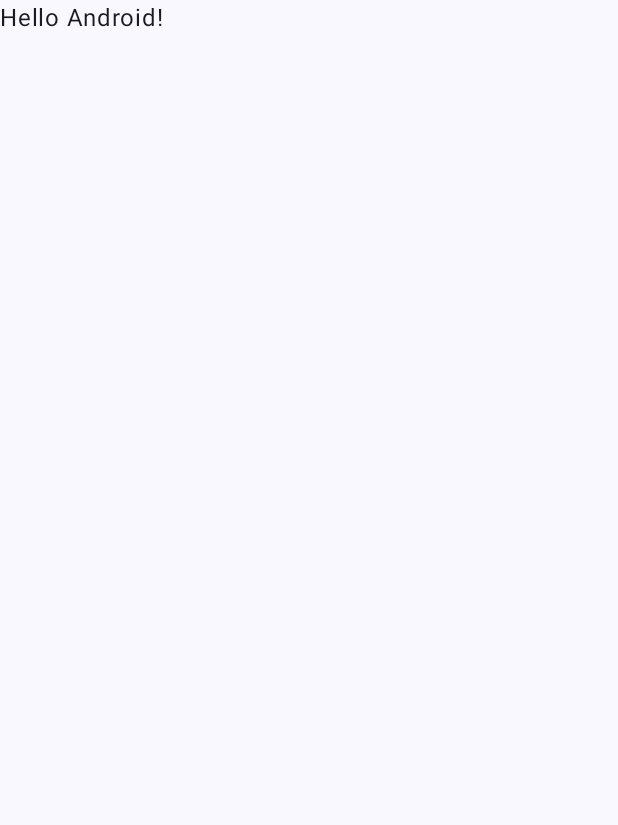
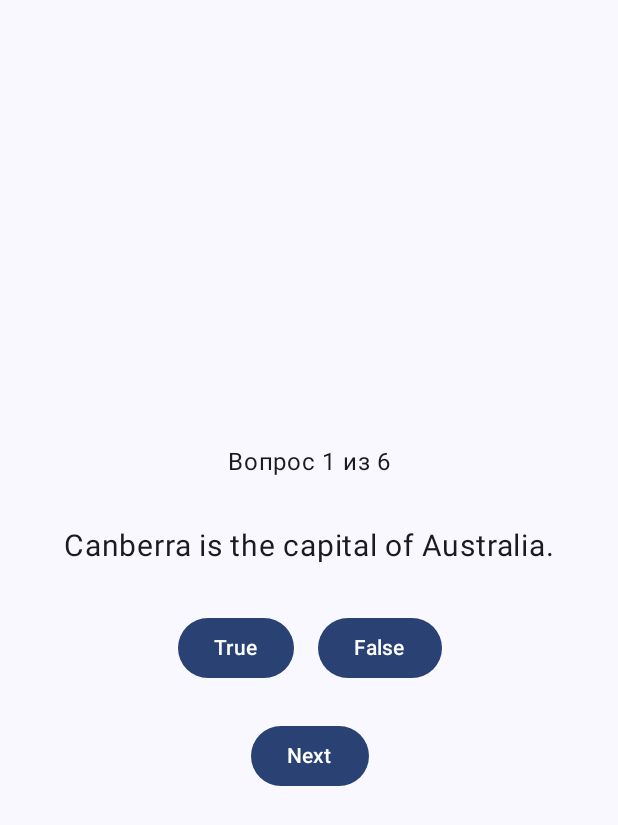
Before and after one commit to rikrolig/GeoQuiz, an Android app built with Jetpack Compose: the screen it shows after launch (MainActivity), on a phone screen of 412 x 824 dp. Before the commit the part shown is almost empty. Shown: the top 825 px of the screen. Run offline under Robolectric (Android 15) with nearby library versions, the phone set to English and light mode, and no system bars.

Commit message:
UI with button

```diff
--- a/app/src/main/java/com/example/geoquiz/MainActivity.kt
+++ b/app/src/main/java/com/example/geoquiz/MainActivity.kt
@@ -4,13 +4,13 @@ import android.os.Bundle
 import androidx.activity.ComponentActivity
 import androidx.activity.compose.setContent
 import androidx.activity.enableEdgeToEdge
-import androidx.compose.foundation.layout.fillMaxSize
-import androidx.compose.foundation.layout.padding
-import androidx.compose.material3.Scaffold
-import androidx.compose.material3.Text
-import androidx.compose.runtime.Composable
+import androidx.compose.foundation.layout.*
+import androidx.compose.material3.*
+import androidx.compose.runtime.*
+import androidx.compose.ui.Alignment
 import androidx.compose.ui.Modifier
-import androidx.compose.ui.tooling.preview.Preview
+import androidx.compose.ui.unit.dp
+import androidx.compose.ui.unit.sp
 import com.example.geoquiz.ui.theme.GeoQuizTheme
 
 class MainActivity : ComponentActivity() {
@@ -20,10 +20,7 @@ class MainActivity : ComponentActivity() {
         setContent {
             GeoQuizTheme {
                 Scaffold(modifier = Modifier.fillMaxSize()) { innerPadding ->
-                    Greeting(
-                        name = "Android",
-                        modifier = Modifier.padding(innerPadding)
-                    )
+                    QuizScreen(modifier = Modifier.padding(innerPadding))
                 }
             }
         }
@@ -31,17 +28,65 @@ class MainActivity : ComponentActivity() {
 }
 
 @Composable
-fun Greeting(name: String, modifier: Modifier = Modifier) {
-    Text(
-        text = "Hello $name!",
-        modifier = modifier
-    )
-}
+fun QuizScreen(modifier: Modifier = Modifier) {
+    var currentIndex by remember { mutableIntStateOf(0) }
+    var answered by remember { mutableStateOf(false) }
+    var correctCount by remember { mutableIntStateOf(0) }
+    var showResult by remember { mutableStateOf(false) }
 
-@Preview(showBackground = true)
-@Composable
-fun GreetingPreview() {
-    GeoQuizTheme {
-        Greeting("Android")
+    val question = questionBank[currentIndex]
+
+    Box(modifier = modifier.fillMaxSize(), contentAlignment = Alignment.Center) {
+        Column(
+            horizontalAlignment = Alignment.CenterHorizontally,
+            verticalArrangement = Arrangement.Center,
+            modifier = Modifier.padding(24.dp)
+        ) {
+            // Индикатор прогресса
+            Text("Вопрос ${currentIndex + 1} из ${questionBank.size}", fontSize = 16.sp)
+            Spacer(Modifier.height(16.dp))
+
+            // Текст вопроса
+            Text(
+                text = question.text,
+                fontSize = 20.sp,
+                modifier = Modifier.padding(16.dp)
+            )
+            Spacer(Modifier.height(16.dp))
+
+            // Кнопки True / False (скрываются после ответа)
+            if (!answered) {
+                Row(
+                    horizontalArrangement = Arrangement.spacedBy(16.dp)
+                ) {
+                    Button(onClick = {
+                        answered = true
+                        if (question.answer) correctCount++
+                    }) { Text("True") }
+
+                    Button(onClick = {
+                        answered = true
+                        if (!question.answer) correctCount++
+                    }) { Text("False") }
+                }
+            }
+
+            Spacer(Modifier.height(24.dp))
+
+            // Кнопка Next (скрывается на последнем вопросе)
+            if (currentIndex < questionBank.size - 1) {
+                Button(
+                    onClick = {
+                        currentIndex++
+                        answered = false
+                    }
+                ) { Text("Next") }
+            }
+
+            // Финальная проверка (пока выведем текстом)
+            if (answered && currentIndex == questionBank.size - 1) {
+                Text("Правильных ответов: $correctCount из ${questionBank.size}")
+            }
+        }
     }
 }
```
